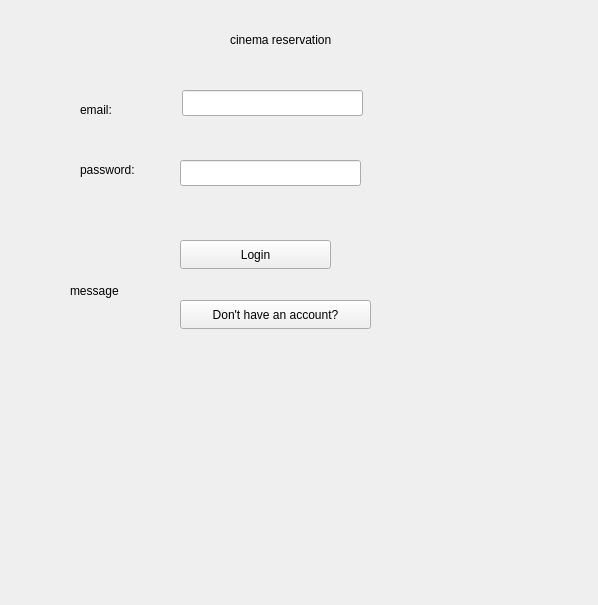
Above: login.ui from mohamadyahyavi/cinema before the change. Below: the same form after it.
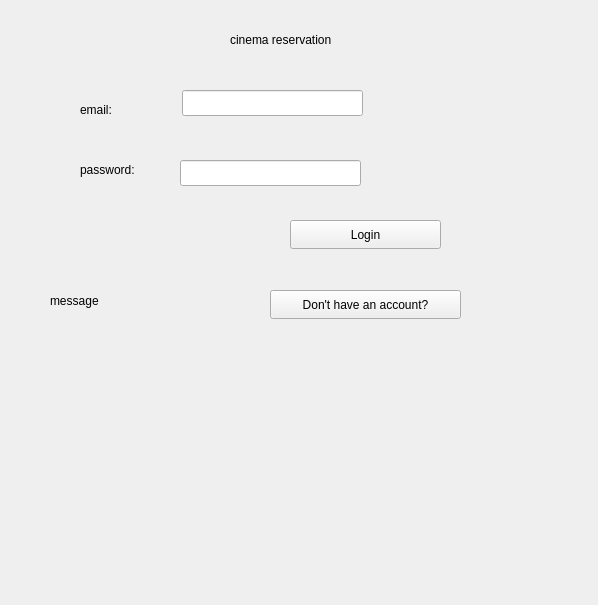
That is the form after the change.

The edit to the form file:
```diff
--- a/login.ui
+++ b/login.ui
@@ -75,8 +75,8 @@
   <widget class="QPushButton" name="pushButtonLogin">
    <property name="geometry">
     <rect>
-     <x>180</x>
-     <y>240</y>
+     <x>290</x>
+     <y>220</y>
      <width>151</width>
      <height>29</height>
     </rect>
@@ -88,8 +88,8 @@
   <widget class="QPushButton" name="pushButtonGoSignUp">
    <property name="geometry">
     <rect>
-     <x>180</x>
-     <y>300</y>
+     <x>270</x>
+     <y>290</y>
      <width>191</width>
      <height>29</height>
     </rect>
@@ -101,10 +101,10 @@
   <widget class="QLabel" name="labelMessage">
    <property name="geometry">
     <rect>
-     <x>70</x>
+     <x>50</x>
      <y>250</y>
-     <width>91</width>
-     <height>81</height>
+     <width>201</width>
+     <height>101</height>
     </rect>
    </property>
    <property name="text">
```
